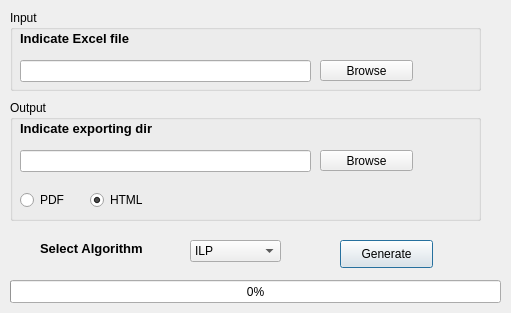
The window that src/gui/quokkas.ui (pdisbeschl/Uni_Timetables) describes before a commit, drawn with Qt 5.
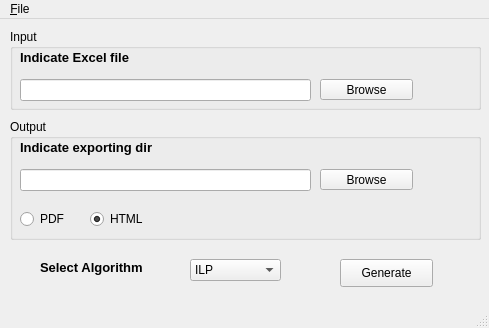
The same window after the commit. Icons and pictures are not drawn.

Commit message: :sparkles: :lipstick: Open schedule option

What changed in the file:
```diff
--- a/src/gui/quokkas.ui
+++ b/src/gui/quokkas.ui
@@ -1,28 +1,93 @@
 <?xml version="1.0" encoding="UTF-8"?>
 <ui version="4.0">
- <class>Dialog</class>
- <widget class="QDialog" name="Dialog">
+ <class>MainWindow</class>
+ <widget class="QMainWindow" name="MainWindow">
+  <property name="geometry">
+   <rect>
+    <x>0</x>
+    <y>0</y>
+    <width>489</width>
+    <height>328</height>
+   </rect>
+  </property>
   <property name="windowTitle">
    <string>DKE Timetables</string>
   </property>
-  <property name="windowIcon">
-   <iconset>
-    <normaloff>../../../../../Downloads/um_logo.png</normaloff>../../../../../Downloads/um_logo.png</iconset>
-  </property>
-  <property name="autoFillBackground">
-   <bool>false</bool>
-  </property>
-  <widget class="QProgressBar" name="progressBar">
+  <widget class="QWidget" name="centralwidget">
+   <widget class="QGroupBox" name="groupBox">
+    <property name="geometry">
+     <rect>
+      <x>10</x>
+      <y>10</y>
+      <width>471</width>
+      <height>81</height>
+     </rect>
+    </property>
+    <property name="title">
+     <string>Input</string>
+    </property>
+    <widget class="QLineEdit" name="inputLineEdit">
    <property name="geometry">
     <rect>
      <x>10</x>
-     <y>280</y>
-     <width>491</width>
-     <height>23</height>
-    </rect>
-   </property>
-   <property name="value">
-    <number>0</number>
+       <y>50</y>
+       <width>291</width>
+       <height>22</height>
+      </rect>
+     </property>
+    </widget>
+    <widget class="QLabel" name="label">
+     <property name="geometry">
+      <rect>
+       <x>10</x>
+       <y>20</y>
+       <width>211</width>
+       <height>16</height>
+      </rect>
+     </property>
+     <property name="font">
+      <font>
+       <pointsize>10</pointsize>
+       <weight>75</weight>
+       <bold>true</bold>
+      </font>
+     </property>
+     <property name="text">
+      <string>Indicate Excel file</string>
+     </property>
+    </widget>
+    <widget class="QPushButton" name="browseButtonInput">
+     <property name="geometry">
+      <rect>
+       <x>310</x>
+       <y>50</y>
+       <width>93</width>
+       <height>21</height>
+      </rect>
+     </property>
+     <property name="text">
+      <string>Browse</string>
+     </property>
+    </widget>
+   </widget>
+   <widget class="QLabel" name="label_2">
+    <property name="geometry">
+     <rect>
+      <x>40</x>
+      <y>240</y>
+      <width>151</width>
+      <height>16</height>
+     </rect>
+    </property>
+    <property name="font">
+     <font>
+      <pointsize>10</pointsize>
+      <weight>75</weight>
+      <bold>true</bold>
+     </font>
+    </property>
+    <property name="text">
+     <string>Select Algorithm</string>
    </property>
   </widget>
   <widget class="QComboBox" name="algComboBox">
@@ -68,26 +133,6 @@
     </property>
    </item>
   </widget>
-  <widget class="QLabel" name="label_2">
-   <property name="geometry">
-    <rect>
-     <x>40</x>
-     <y>240</y>
-     <width>151</width>
-     <height>16</height>
-    </rect>
-   </property>
-   <property name="font">
-    <font>
-     <pointsize>10</pointsize>
-     <weight>75</weight>
-     <bold>true</bold>
-    </font>
-   </property>
-   <property name="text">
-    <string>Select Algorithm</string>
-   </property>
-  </widget>
   <widget class="QPushButton" name="pushButton">
    <property name="geometry">
     <rect>
@@ -101,62 +146,6 @@
     <string>Generate</string>
    </property>
   </widget>
-  <widget class="QGroupBox" name="groupBox">
-   <property name="geometry">
-    <rect>
-     <x>10</x>
-     <y>10</y>
-     <width>471</width>
-     <height>81</height>
-    </rect>
-   </property>
-   <property name="title">
-    <string>Input</string>
-   </property>
-   <widget class="QLineEdit" name="inputLineEdit">
-    <property name="geometry">
-     <rect>
-      <x>10</x>
-      <y>50</y>
-      <width>291</width>
-      <height>22</height>
-     </rect>
-    </property>
-   </widget>
-   <widget class="QLabel" name="label">
-    <property name="geometry">
-     <rect>
-      <x>10</x>
-      <y>20</y>
-      <width>211</width>
-      <height>16</height>
-     </rect>
-    </property>
-    <property name="font">
-     <font>
-      <pointsize>10</pointsize>
-      <weight>75</weight>
-      <bold>true</bold>
-     </font>
-    </property>
-    <property name="text">
-     <string>Indicate Excel file</string>
-    </property>
-   </widget>
-   <widget class="QPushButton" name="browseButtonInput">
-    <property name="geometry">
-     <rect>
-      <x>310</x>
-      <y>50</y>
-      <width>93</width>
-      <height>21</height>
-     </rect>
-    </property>
-    <property name="text">
-     <string>Browse</string>
-    </property>
-   </widget>
-  </widget>
   <widget class="QGroupBox" name="groupBox_2">
    <property name="geometry">
     <rect>
@@ -245,6 +234,30 @@
     </property>
    </widget>
   </widget>
+  </widget>
+  <widget class="QMenuBar" name="menubar">
+   <property name="geometry">
+    <rect>
+     <x>0</x>
+     <y>0</y>
+     <width>489</width>
+     <height>26</height>
+    </rect>
+   </property>
+   <widget class="QMenu" name="menu_File">
+    <property name="title">
+     <string>&amp;File</string>
+    </property>
+    <addaction name="action_Open_schedule_from_JSON"/>
+   </widget>
+   <addaction name="menu_File"/>
+  </widget>
+  <widget class="QStatusBar" name="statusbar"/>
+  <action name="action_Open_schedule_from_JSON">
+   <property name="text">
+    <string>&amp;Open schedule from JSON</string>
+   </property>
+  </action>
  </widget>
  <resources/>
  <connections/>
```
Left out of the diff: 2 changed lines with no effect on the pictures. Lines whose indentation alone changed are shown as unchanged. The commit also changes 2 other files.
